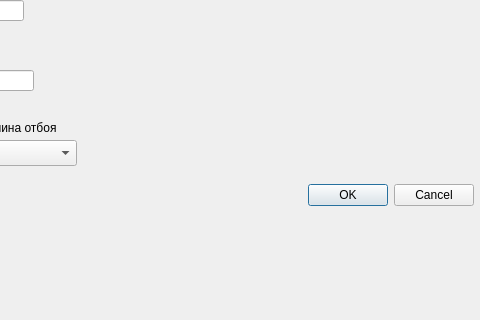
Above: filterdialog.ui from Genrikh302/MTA before the change; both pictures show x 197 to 677 and y 280 to 600 of the 800 by 600 pixel window. Below: the same form after it.
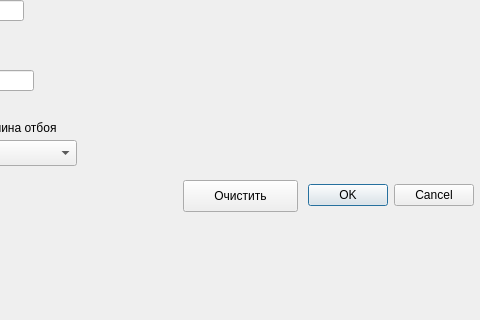
That is the form after the change.

Commit message: Строки из фильтров переданы в mainwindow, добавлена кнопка очистки фильтров

Patch:
```diff
--- a/filterdialog.ui
+++ b/filterdialog.ui
@@ -452,6 +452,19 @@
     </rect>
    </property>
   </widget>
+  <widget class="QPushButton" name="clearbutton">
+   <property name="geometry">
+    <rect>
+     <x>380</x>
+     <y>460</y>
+     <width>115</width>
+     <height>32</height>
+    </rect>
+   </property>
+   <property name="text">
+    <string>Очистить</string>
+   </property>
+  </widget>
  </widget>
  <resources/>
  <connections>
```
The commit also changes 5 other files.
